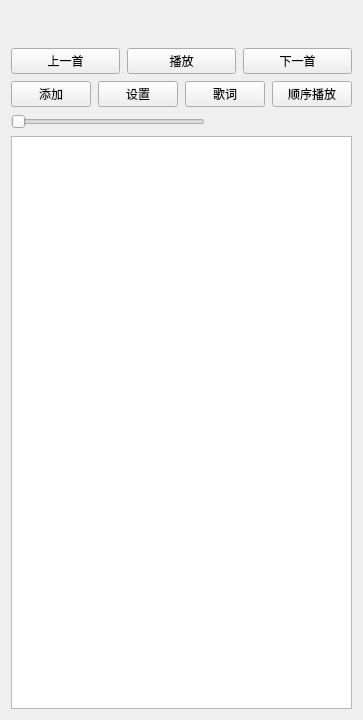
Before: the Qt Designer form mainpage.ui in zuozl1992/FQFPlayer, drawn with Qt 5.
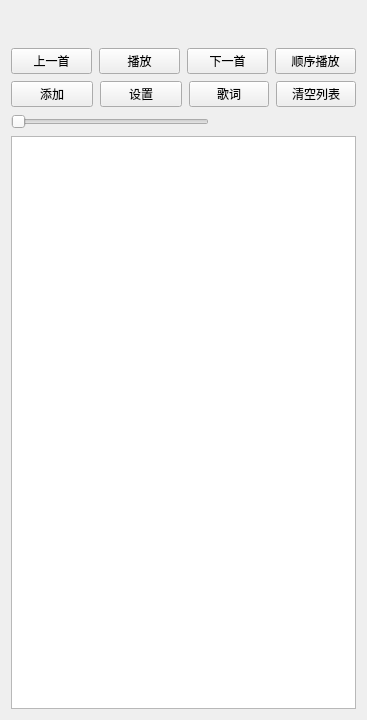
After: the same form once the commit is applied. Custom widgets are drawn as their Qt base class.

What changed in the file:
```diff
--- a/mainpage.ui
+++ b/mainpage.ui
@@ -6,7 +6,7 @@
    <rect>
     <x>0</x>
     <y>0</y>
-    <width>350</width>
+    <width>367</width>
     <height>720</height>
    </rect>
   </property>
@@ -59,10 +59,17 @@
          </property>
         </widget>
        </item>
+       <item>
+        <widget class="QPushButton" name="btnPlayModel">
+         <property name="text">
+          <string>顺序播放</string>
+         </property>
+        </widget>
+       </item>
       </layout>
      </item>
      <item>
-      <layout class="QHBoxLayout" name="horizontalLayout_3" stretch="1,1,0,1">
+      <layout class="QHBoxLayout" name="horizontalLayout_3" stretch="1,1,0,0">
        <item>
         <widget class="QPushButton" name="btnAddMusic">
          <property name="text">
@@ -85,9 +92,9 @@
         </widget>
        </item>
        <item>
-        <widget class="QPushButton" name="btnPlayModel">
+        <widget class="QPushButton" name="btnClearList">
          <property name="text">
-          <string>顺序播放</string>
+          <string>清空列表</string>
          </property>
         </widget>
        </item>
```
